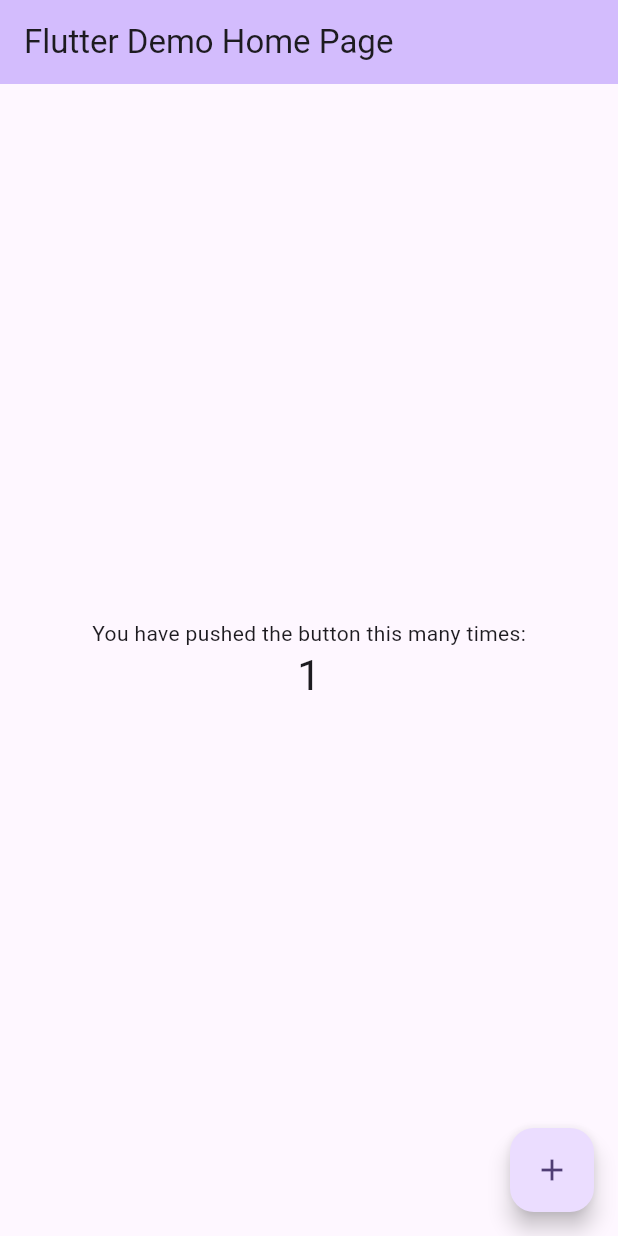
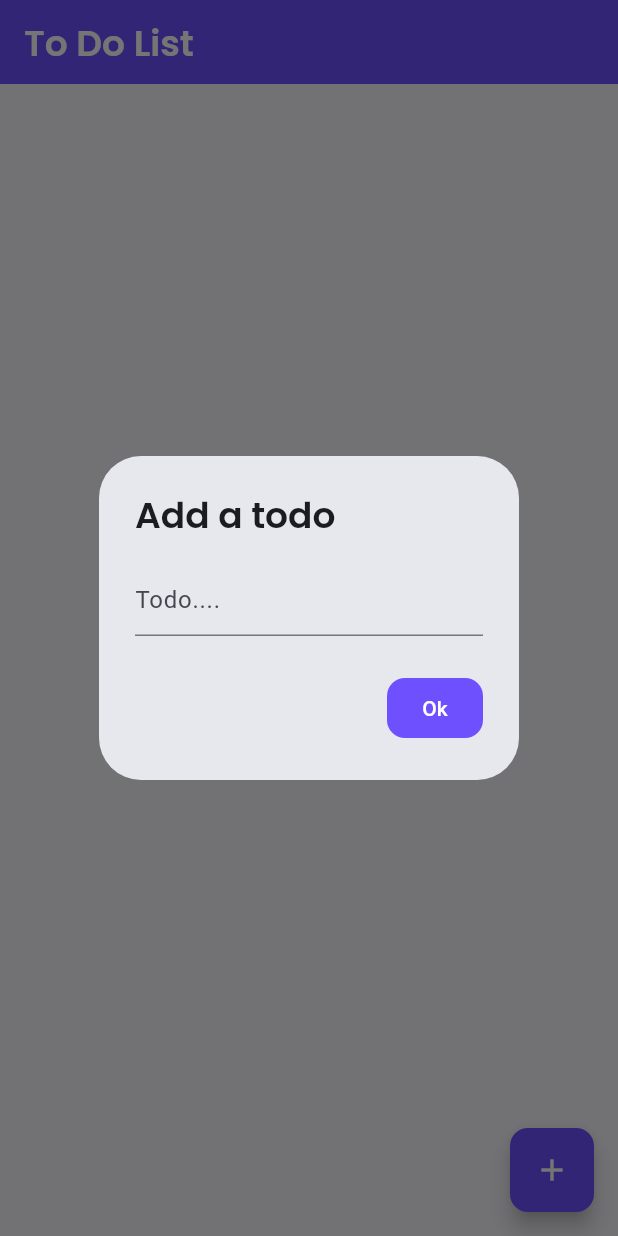
Before and after one commit to lacatye/crud-firebase, a Flutter app: the screen it shows after launch, after a tap on the "add" icon, on a phone screen of 412 x 824 dp. Run offline on Flutter 3.47's test engine with Material 3 defaults, Android fonts, the phone set to English and light mode, and no system bars; our stand-ins replace cloud_firestore, firebase_core, google_fonts; accounts and stored records are empty.

Commit message:
feat: home page e database services made

```diff
--- a/lib/main.dart
+++ b/lib/main.dart
@@ -1,133 +1,40 @@
 import 'package:cloud_firestore/cloud_firestore.dart';
-import 'package:crudfirebase/firebase_options.dart';
 import 'package:firebase_core/firebase_core.dart';
 import 'package:flutter/material.dart';
-import 'package:firebase_analytics/firebase_analytics.dart';
+import '/firebase_options.dart';
+
+import '/pages/home_page.dart';
 
 void main() async {
   WidgetsFlutterBinding.ensureInitialized();
   await Firebase.initializeApp(
-    options: DefaultFirebaseOptions.currentPlatform);
-  FirebaseFirestore.instance.settings = const Settings(persistenceEnabled: true,);
+    options: DefaultFirebaseOptions.currentPlatform,
+  );
+  FirebaseFirestore.instance.settings = const Settings(
+    persistenceEnabled: true,
+  );
   runApp(const MyApp());
 }
 
 class MyApp extends StatelessWidget {
   const MyApp({super.key});
 
-  // This widget is the root of your application.
   @override
   Widget build(BuildContext context) {
     return MaterialApp(
-      title: 'teste',
+      title: 'Flutter Demo',
       theme: ThemeData(
-        // This is the theme of your application.
-        //
-        // TRY THIS: Try running your application with "flutter run". You'll see
-        // the application has a purple toolbar. Then, without quitting the app,
-        // try changing the seedColor in the colorScheme below to Colors.green
-        // and then invoke "hot reload" (save your changes or press the "hot
-        // reload" button in a Flutter-supported IDE, or press "r" if you used
-        // the command line to start the app).
-        //
-        // Notice that the counter didn't reset back to zero; the application
-        // state is not lost during the reload. To reset the state, use hot
-        // restart instead.
-        //
-        // This works for code too, not just values: Most code changes can be
-        // tested with just a hot reload.
-        colorScheme: ColorScheme.fromSeed(seedColor: Colors.deepPurple),
+        colorScheme: ColorScheme.fromSeed(
+          seedColor: const Color.fromRGBO(
+            210,
+            224,
+            251,
+            1,
+          ),
+        ),
         useMaterial3: true,
       ),
-      home: const MyHomePage(title: 'Flutter Demo Home Page'),
+      home: HomePage(),
     );
   }
 }
-
-class MyHomePage extends StatefulWidget {
-  const MyHomePage({super.key, required this.title});
-
-  // This widget is the home page of your application. It is stateful, meaning
-  // that it has a State object (defined below) that contains fields that affect
-  // how it looks.
-
-  // This class is the configuration for the state. It holds the values (in this
-  // case the title) provided by the parent (in this case the App widget) and
-  // used by the build method of the State. Fields in a Widget subclass are
-  // always marked "final".
-
-  final String title;
-
-  @override
-  State<MyHomePage> createState() => _MyHomePageState();
-}
-
-class _MyHomePageState extends State<MyHomePage> {
-  int _counter = 0;
-
-  void _incrementCounter() {
-    setState(() {
-      // This call to setState tells the Flutter framework that something has
-      // changed in this State, which causes it to rerun the build method below
-      // so that the display can reflect the updated values. If we changed
-      // _counter without calling setState(), then the build method would not be
-      // called again, and so nothing would appear to happen.
-      _counter++;
-    });
-  }
-
-  @override
-  Widget build(BuildContext context) {
-    // This method is rerun every time setState is called, for instance as done
-    // by the _incrementCounter method above.
-    //
-    // The Flutter framework has been optimized to make rerunning build methods
-    // fast, so that you can just rebuild anything that needs updating rather
-    // than having to individually change instances of widgets.
-    return Scaffold(
-      appBar: AppBar(
-        // TRY THIS: Try changing the color here to a specific color (to
-        // Colors.amber, perhaps?) and trigger a hot reload to see the AppBar
-        // change color while the other colors stay the same.
-        backgroundColor: Theme.of(context).colorScheme.inversePrimary,
-        // Here we take the value from the MyHomePage object that was created by
-        // the App.build method, and use it to set our appbar title.
-        title: Text(widget.title),
-      ),
-      body: Center(
-        // Center is a layout widget. It takes a single child and positions it
-        // in the middle of the parent.
-        child: Column(
-          // Column is also a layout widget. It takes a list of children and
-          // arranges them vertically. By default, it sizes itself to fit its
-          // children horizontally, and tries to be as tall as its parent.
-          //
-          // Column has various properties to control how it sizes itself and
-          // how it positions its children. Here we use mainAxisAlignment to
-          // center the children vertically; the main axis here is the vertical
-          // axis because Columns are vertical (the cross axis would be
-          // horizontal).
-          //
-          // TRY THIS: Invoke "debug painting" (choose the "Toggle Debug Paint"
-          // action in the IDE, or press "p" in the console), to see the
-          // wireframe for each widget.
-          mainAxisAlignment: MainAxisAlignment.center,
-          children: <Widget>[
-            const Text(
-              'You have pushed the button this many times:',
-            ),
-            Text(
-              '$_counter',
-              style: Theme.of(context).textTheme.headlineMedium,
-            ),
-          ],
-        ),
-      ),
-      floatingActionButton: FloatingActionButton(
-        onPressed: _incrementCounter,
-        tooltip: 'Increment',
-        child: const Icon(Icons.add),
-      ), // This trailing comma makes auto-formatting nicer for build methods.
-    );
-  }
-}
--- a/lib/models/todo.dart
+++ b/lib/models/todo.dart
@@ -10,13 +10,16 @@ class Todo {
     required this.task,
     required this.isDone,
     required this.createdOn,
-    required this.updatedOn
+    required this.updatedOn,
   });
 
-  Todo.fromJson(Map<String, Object?> json) : this(task: json['task'] as String, isDone: json['IsDone']! as bool,
-        createdOn: json['CreatedOn']! as Timestamp,
-        updatedOn: json['UpdatedOn']! as Timestamp,
-        );
+Todo.fromJson(Map<String, Object?> json)
+    : this(
+        task: json['task'] as String? ?? '',
+        isDone: json['isDone'] as bool? ?? false,
+        createdOn: json['createdOn'] as Timestamp? ?? Timestamp.now(),
+        updatedOn: json['updatedOn'] as Timestamp? ?? Timestamp.now(),
+      );
 
   Todo copyWith({
     String? task,
--- /dev/null
+++ b/lib/pages/home_page.dart
@@ -0,0 +1,169 @@
+import 'package:cloud_firestore/cloud_firestore.dart';
+import 'package:flutter/material.dart';
+import 'package:intl/intl.dart';
+import 'package:google_fonts/google_fonts.dart'; // Adicione este pacote ao seu pubspec.yaml
+
+import '../models/todo.dart';
+import '../services/database_service.dart';
+
+class HomePage extends StatefulWidget {
+  const HomePage({super.key});
+
+  @override
+  State<HomePage> createState() => _HomePageState();
+}
+
+class _HomePageState extends State<HomePage> {
+  final TextEditingController _textEditingController = TextEditingController();
+
+  final DatabaseService _databaseService = DatabaseService();
+
+  @override
+  Widget build(BuildContext context) {
+    return Scaffold(
+      resizeToAvoidBottomInset: false,
+      appBar: _appBar(),
+      body: _buildUI(),
+      floatingActionButton: FloatingActionButton(
+        onPressed: _displayTextInputDialog,
+        backgroundColor: const Color(0xFF6F50FF),
+        shape: RoundedRectangleBorder(
+          borderRadius: BorderRadius.circular(12), // Arredondar os cantos do botão
+        ),
+        child: const Icon(
+          Icons.add, // Ícone padrão
+          color: Colors.white,
+        ),
+      ),
+    );
+  }
+
+  PreferredSizeWidget _appBar() {
+    return AppBar(
+      backgroundColor: const Color(0xFF6F50FF),
+      title: Text(
+        "To Do List",
+        style: GoogleFonts.poppins( // Fonte moderna
+          color: Colors.white,
+          fontSize: 24,
+          fontWeight: FontWeight.w600,
+        ),
+      ),
+    );
+  }
+
+  Widget _buildUI() {
+    return SafeArea(
+        child: Column(
+      children: [
+        _messagesListView(),
+      ],
+    ));
+  }
+
+  Widget _messagesListView() {
+    return SizedBox(
+      height: MediaQuery.sizeOf(context).height * 0.80,
+      width: MediaQuery.sizeOf(context).width,
+      child: StreamBuilder(
+        stream: _databaseService.getTodos(),
+        builder: (context, snapshot) {
+          List todos = snapshot.data?.docs ?? [];
+          if (todos.isEmpty) {
+            return const Center(
+              child: Text("Add a todo!"),
+            );
+          }
+          return ListView.builder(
+            itemCount: todos.length,
+            itemBuilder: (context, index) {
+              Todo todo = todos[index].data();
+              String todoId = todos[index].id;
+              return Padding(
+                padding: const EdgeInsets.symmetric(
+                  vertical: 10,
+                  horizontal: 10,
+                ),
+                child: Material(
+                  elevation: 5, // Sombra
+                  borderRadius: BorderRadius.circular(12), // Arredondar os cantos
+                  color: Colors.white, // Fundo claro
+                  child: ListTile(
+                    shape: RoundedRectangleBorder(
+                      borderRadius: BorderRadius.circular(12), // Arredondar os cantos do ListTile
+                    ),
+                    title: Text(todo.task,
+                        style: GoogleFonts.poppins(
+                          fontSize: 16,
+                        )),
+                    subtitle: Text(
+                      DateFormat("dd-MM-yyyy h:mm a").format(
+                        todo.updatedOn.toDate(),
+                      ),
+                      style: GoogleFonts.poppins(
+                        fontSize: 14,
+                        color: Colors.grey[600],
+                      ),
+                    ),
+                    trailing: Checkbox(
+                      value: todo.isDone,
+                      onChanged: (value) {
+                        Todo updatedTodo = todo.copyWith(
+                            isDone: !todo.isDone, updatedOn: Timestamp.now());
+                        _databaseService.updateTodo(todoId, updatedTodo);
+                      },
+                    ),
+                    onLongPress: () {
+                      _databaseService.deleteTodo(todoId);
+                    },
+                  ),
+                ),
+              );
+            },
+          );
+        },
+      ),
+    );
+  }
+
+  void _displayTextInputDialog() async {
+    return showDialog(
+      context: context,
+      builder: (context) {
+        return AlertDialog(
+          title: Text(
+            'Add a todo',
+            style: GoogleFonts.poppins(
+              fontWeight: FontWeight.w600,
+            ),
+          ),
+          content: TextField(
+            controller: _textEditingController,
+            decoration: const InputDecoration(hintText: "Todo...."),
+          ),
+          actions: <Widget>[
+            TextButton(
+              style: TextButton.styleFrom(
+                foregroundColor: Colors.white, backgroundColor: const Color(0xFF6F50FF),
+                shape: RoundedRectangleBorder(
+                  borderRadius: BorderRadius.circular(12), // Botão arredondado
+                ),
+              ),
+              child: const Text('Ok'),
+              onPressed: () {
+                Todo todo = Todo(
+                    task: _textEditingController.text,
+                    isDone: false,
+                    createdOn: Timestamp.now(),
+                    updatedOn: Timestamp.now());
+                _databaseService.addTodo(todo);
+                Navigator.pop(context);
+                _textEditingController.clear();
+              },
+            ),
+          ],
+        );
+      },
+    );
+  }
+}
--- a/lib/services/database_service.dart
+++ b/lib/services/database_service.dart
@@ -1,3 +1,34 @@
-class DataBaseService {
+import 'package:cloud_firestore/cloud_firestore.dart';
+import 'package:crudfirebase/models/todo.dart';
 
+const String TODO_COLLECTON_REF = "todos";
+
+class DatabaseService {
+  final _firestore = FirebaseFirestore.instance;
+
+  late final CollectionReference _todosRef;
+
+  DatabaseService() {
+    _todosRef = _firestore.collection(TODO_COLLECTON_REF).withConverter<Todo>(
+        fromFirestore: (snapshots, _) => Todo.fromJson(
+              snapshots.data()!,
+            ),
+        toFirestore: (todo, _) => todo.toJson());
+  }
+
+  Stream<QuerySnapshot> getTodos() {
+    return _todosRef.snapshots();
+  }
+
+  void addTodo(Todo todo) async {
+    _todosRef.add(todo);
+  }
+
+  void updateTodo(String todoId, Todo todo) {
+    _todosRef.doc(todoId).update(todo.toJson());
+  }
+
+  void deleteTodo(String todoId) {
+    _todosRef.doc(todoId).delete();
+  }
 }
--- a/pubspec.yaml
+++ b/pubspec.yaml
@@ -39,6 +39,7 @@ dependencies:
   firebase_analytics: ^11.2.1
   cloud_firestore: ^5.2.1
   intl: ^0.19.0
+  google_fonts: ^6.2.1
 
 dev_dependencies:
   flutter_test:
```
Also changed, not shown: pubspec.lock, 1 other file.
